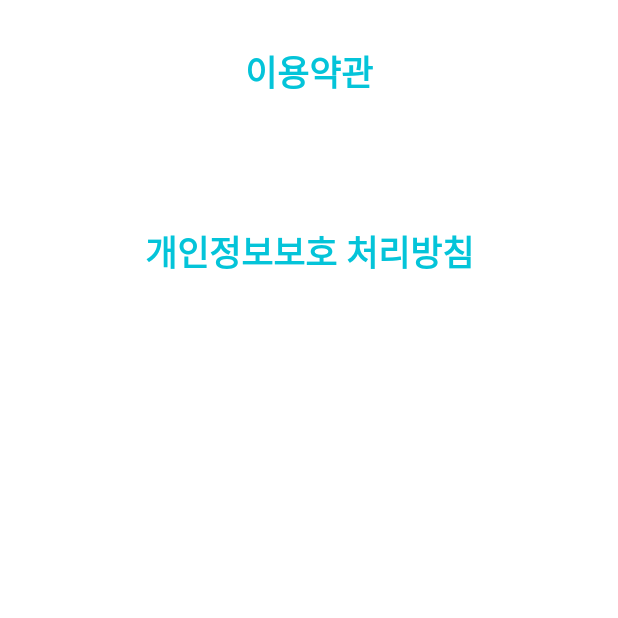
After one commit to thereisname/TravelDiaryProject, an Android app: the TermsActivity screen opened directly, with no data from a screen before it, on a phone screen of 412 x 824 dp, the top half of it. The commit adds this screen. Run offline under Robolectric (Android 15) with nearby library versions, the phone set to English and light mode, and no system bars; our stand-ins replace Firebase (no records; nobody signed in at launch, a user with empty details on screens opened directly).

Commit message:
Changed notice and ADD terms
1. 공지사항 상세 내용 보이는 코드 추가 작성.
2. 이용약관 | 개인정보처리방침 activity 추가.
3. 코드 안정화

```diff
--- a/app/src/main/AndroidManifest.xml
+++ b/app/src/main/AndroidManifest.xml
@@ -1,5 +1,4 @@
 <?xml version="1.0" encoding="utf-8"?>
-
 <manifest xmlns:android="http://schemas.android.com/apk/res/android"
     xmlns:tools="http://schemas.android.com/tools">
 
@@ -32,10 +31,14 @@
         <meta-data
             android:name="com.google.android.geo.API_KEY"
             android:value="AIzaSyAmYMnp-4LaoYXTgbt2eQrthTZnEyWkRgM" />
+
         <uses-library
             android:name="org.apache.http.legacy"
             android:required="false" />
 
+        <activity
+            android:name=".activity.TermsActivity"
+            android:exported="false" />
         <activity
             android:name=".activity.NoticeActivity"
             android:exported="false" />
@@ -88,4 +91,5 @@
             android:name=".activity.LoginActivity"
             android:exported="false" />
     </application>
+
 </manifest>
--- a/app/src/main/java/com/example/traveldiary/activity/MypageActivity.java
+++ b/app/src/main/java/com/example/traveldiary/activity/MypageActivity.java
@@ -228,7 +228,10 @@ public class MypageActivity extends AppCompatActivity {
             dialog.dismiss();
         });
 
-        dialog.findViewById(R.id.termsLayout).setOnClickListener(v -> Toast.makeText(this, "안알랴줌", Toast.LENGTH_SHORT).show());
+        dialog.findViewById(R.id.termsLayout).setOnClickListener(v -> {
+            startActivity(new Intent(this, TermsActivity.class));
+            dialog.dismiss();
+        });
 
         dialog.findViewById(R.id.LogoutLayout).setOnClickListener(v -> {
             Intent intent = new Intent(this, StartViewActivity.class);
--- /dev/null
+++ b/app/src/main/java/com/example/traveldiary/activity/TermsActivity.java
@@ -0,0 +1,30 @@
+package com.example.traveldiary.activity;
+
+import android.os.Bundle;
+import android.text.Html;
+import android.widget.TextView;
+
+import androidx.appcompat.app.AppCompatActivity;
+
+import com.example.traveldiary.R;
+import com.google.firebase.firestore.FirebaseFirestore;
+import com.google.firebase.firestore.QueryDocumentSnapshot;
+
+public class TermsActivity extends AppCompatActivity {
+
+    @Override
+    protected void onCreate(Bundle savedInstanceState) {
+        super.onCreate(savedInstanceState);
+        setContentView(R.layout.activity_terms);
+
+        TextView termsCon2 = findViewById(R.id.terms_con2);
+
+        FirebaseFirestore db = FirebaseFirestore.getInstance();
+
+        db.collection("terms").get().addOnSuccessListener(queryDocumentSnapshots -> {
+            for (QueryDocumentSnapshot queryDocumentSnapshot : queryDocumentSnapshots) {
+                termsCon2.setText(Html.fromHtml(queryDocumentSnapshot.get("Personal information Processing Policy").toString(), Html.FROM_HTML_MODE_LEGACY));
+            }
+        });
+    }
+}
--- a/app/src/main/java/com/example/traveldiary/adapter/ContentDownloadAdapter.java
+++ b/app/src/main/java/com/example/traveldiary/adapter/ContentDownloadAdapter.java
@@ -95,7 +95,7 @@ public class ContentDownloadAdapter {
                     Glide.with(context).load(command).into(((ImageView) arrayImage.get(finalI)));
                 });
                 try {
-                    Thread.sleep(100);
+                    Thread.sleep(150);
                 } catch (InterruptedException e) {
                     Toast.makeText(context, R.string.error, Toast.LENGTH_SHORT).show();
                 }
--- /dev/null
+++ b/app/src/main/res/drawable/baseline_expand_less_24.xml
@@ -0,0 +1,5 @@
+<vector android:height="24dp" android:tint="@color/icon"
+    android:viewportHeight="24" android:viewportWidth="24"
+    android:width="24dp" xmlns:android="http://schemas.android.com/apk/res/android">
+    <path android:fillColor="@android:color/white" android:pathData="M12,8l-6,6 1.41,1.41L12,10.83l4.59,4.58L18,14z"/>
+</vector>
--- /dev/null
+++ b/app/src/main/res/drawable/baseline_expand_more_24.xml
@@ -0,0 +1,5 @@
+<vector android:height="24dp" android:tint="@color/icon"
+    android:viewportHeight="24" android:viewportWidth="24"
+    android:width="24dp" xmlns:android="http://schemas.android.com/apk/res/android">
+    <path android:fillColor="@android:color/white" android:pathData="M16.59,8.59L12,13.17 7.41,8.59 6,10l6,6 6,-6z"/>
+</vector>
--- /dev/null
+++ b/app/src/main/res/layout/activity_terms.xml
@@ -0,0 +1,83 @@
+<?xml version="1.0" encoding="utf-8"?>
+<androidx.constraintlayout.widget.ConstraintLayout xmlns:android="http://schemas.android.com/apk/res/android"
+    xmlns:app="http://schemas.android.com/apk/res-auto"
+    xmlns:tools="http://schemas.android.com/tools"
+    android:layout_width="match_parent"
+    android:layout_height="match_parent"
+    android:background="@color/white"
+    tools:context=".activity.TermsActivity">
+
+    <androidx.core.widget.NestedScrollView
+        android:layout_width="match_parent"
+        android:layout_height="match_parent"
+        app:layout_constraintBottom_toBottomOf="parent"
+        app:layout_constraintEnd_toEndOf="parent"
+        app:layout_constraintStart_toStartOf="parent"
+        app:layout_constraintTop_toTopOf="parent">
+
+        <androidx.constraintlayout.widget.ConstraintLayout
+            android:layout_width="match_parent"
+            android:layout_height="match_parent">
+
+            <TextView
+                android:id="@+id/terms_title"
+                android:layout_width="match_parent"
+                android:layout_height="wrap_content"
+                android:layout_marginStart="20dp"
+                android:layout_marginTop="30dp"
+                android:layout_marginEnd="20dp"
+                android:fontFamily="@font/gangwon"
+                android:gravity="center"
+                android:text="이용약관"
+                android:textColor="@color/icon"
+                android:textSize="23sp"
+                android:textStyle="bold"
+                app:layout_constraintEnd_toEndOf="parent"
+                app:layout_constraintStart_toStartOf="parent"
+                app:layout_constraintTop_toTopOf="parent" />
+
+            <TextView
+                android:id="@+id/terms_con"
+                android:layout_width="0dp"
+                android:layout_height="wrap_content"
+                android:layout_marginTop="30dp"
+                android:fontFamily="@font/gangwon"
+                android:textColor="@color/text_gray"
+                android:textSize="18sp"
+                app:layout_constraintEnd_toEndOf="@+id/terms_title"
+                app:layout_constraintStart_toStartOf="@+id/terms_title"
+                app:layout_constraintTop_toBottomOf="@+id/terms_title" />
+
+            <TextView
+                android:id="@+id/terms_title2"
+                android:layout_width="match_parent"
+                android:layout_height="wrap_content"
+                android:layout_marginStart="20dp"
+                android:layout_marginTop="30dp"
+                android:layout_marginEnd="20dp"
+                android:fontFamily="@font/gangwon"
+                android:gravity="center"
+                android:text="개인정보보호 처리방침"
+                android:textColor="@color/icon"
+                android:textSize="23sp"
+                android:textStyle="bold"
+                app:layout_constraintEnd_toEndOf="parent"
+                app:layout_constraintStart_toStartOf="parent"
+                app:layout_constraintTop_toBottomOf="@+id/terms_con" />
+
+            <TextView
+                android:id="@+id/terms_con2"
+                android:layout_width="0dp"
+                android:layout_height="wrap_content"
+                android:layout_marginTop="30dp"
+                android:layout_marginBottom="30dp"
+                android:fontFamily="@font/gangwon"
+                android:textColor="@color/text_gray"
+                android:textSize="18sp"
+                app:layout_constraintBottom_toBottomOf="parent"
+                app:layout_constraintEnd_toEndOf="@+id/terms_title2"
+                app:layout_constraintStart_toStartOf="@+id/terms_title2"
+                app:layout_constraintTop_toBottomOf="@+id/terms_title2" />
+        </androidx.constraintlayout.widget.ConstraintLayout>
+    </androidx.core.widget.NestedScrollView>
+</androidx.constraintlayout.widget.ConstraintLayout>
--- a/app/src/main/res/values/colors.xml
+++ b/app/src/main/res/values/colors.xml
@@ -11,6 +11,7 @@
     <color name="transparent_white">#00FFFFFF</color>
     <color name="white_op">#FFFFFFFF</color>
     <color name="gray">#ffdedede</color>
+    <color name="white_gray">#FBFBFB</color>
     <color name="green">#0f7255</color>
     <color name="darkGray">#616161</color>
     <color name="colorPrimary">#2196F3</color>
```
Also changed, not shown: app/src/main/java/com/example/traveldiary/adapter/NoticeAdapter.java (+77 -10 lines), app/src/main/java/com/example/traveldiary/fragment/FragmentBoard.java (+15 -5 lines), app/src/main/res/layout/item_noticerecylerview.xml (+32 -2 lines).
